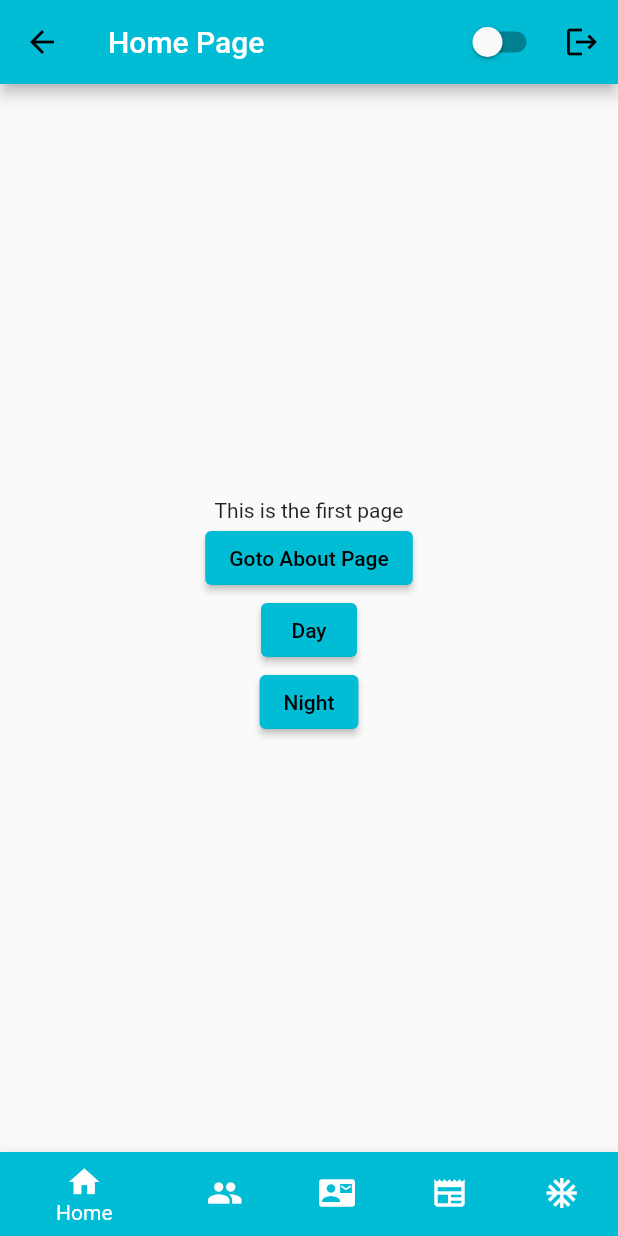
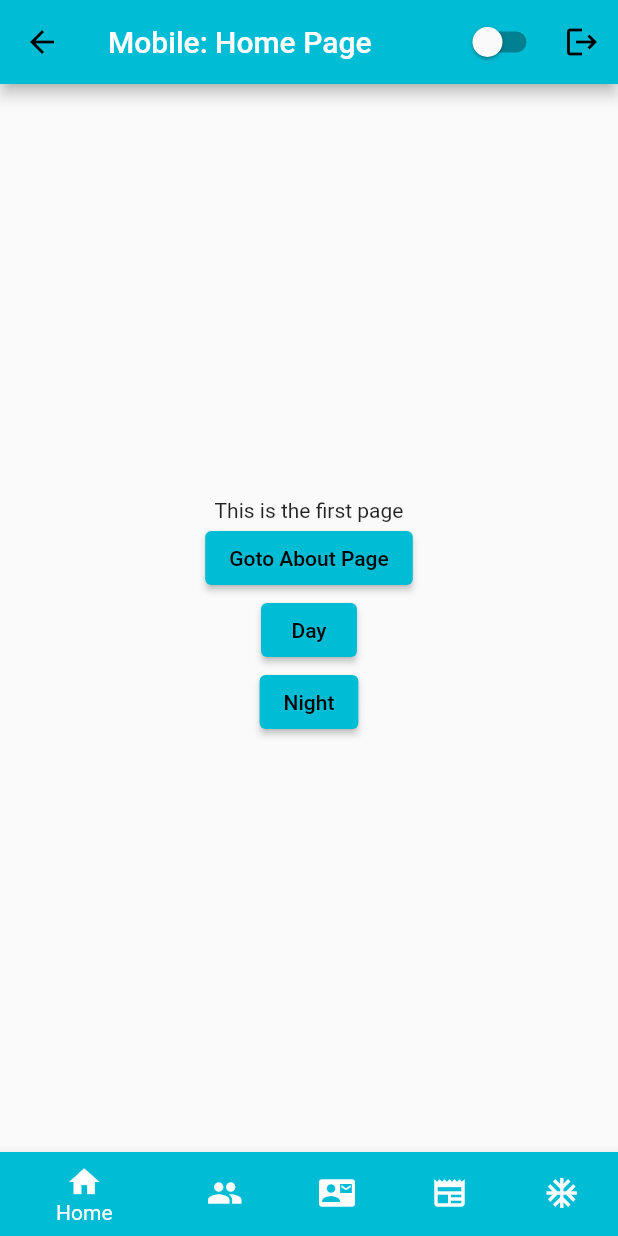
Before and after one commit to imshibaji/flutter_clean_architecture, a Flutter app: the Home screen opened directly with empty values, after a tap on "Goto About Page", after a tap on "Welcome", after a tap on "Goto Home Page", on a phone screen of 412 x 824 dp. Run offline on Flutter 3.47's test engine with Material 2 defaults, Android fonts, the phone set to English and light mode, and no system bars; our stand-ins replace dio, shared_preferences; accounts and stored records are empty.

Commit message:
Display Manager Added for Responsive Design

```diff
--- /dev/null
+++ b/lib/core/classes/display_manager.dart
@@ -0,0 +1,47 @@
+import 'package:flutter/material.dart';
+
+// ignore: must_be_immutable
+class Display extends StatelessWidget {
+  String title;
+  Color? headerColor;
+
+  Widget xs;
+  Widget? xxl, xl, lg, md, sm;
+
+  Display({
+    Key? key,
+    required this.title,
+    required this.xs,
+    this.sm,
+    this.md,
+    this.lg,
+    this.xl,
+    this.xxl,
+    this.headerColor,
+  }) : super(key: key);
+
+  @override
+  Widget build(BuildContext context) {
+    Size size = MediaQuery.of(context).size;
+    // log(size.width.toString());
+
+    double width = size.width;
+    return Title(
+      color: headerColor ?? Theme.of(context).primaryColor,
+      title: title,
+      child: Container(
+        child: (width > 1400 && xxl != null)
+            ? xxl
+            : (width > 1200 && xl != null)
+                ? xl
+                : (width > 992 && lg != null)
+                    ? lg
+                    : (width > 768 && md != null)
+                        ? md
+                        : (width > 576 && sm != null)
+                            ? sm
+                            : xs,
+      ),
+    );
+  }
+}
--- a/lib/features/main_app/Screens/desktop/home.dart
+++ b/lib/features/main_app/Screens/desktop/home.dart
@@ -16,7 +16,7 @@ class _HomeState extends State<Home> {
   Widget build(BuildContext context) {
     return Scaffold(
       appBar: AppBar(
-        title: Text(widget.title!),
+        title: Text("Desktop: " + widget.title!),
         actions: const [DayNightSwitch(), MenuButtons()],
       ),
       body: SizedBox(
--- a/lib/features/main_app/Screens/mobile/home.dart
+++ b/lib/features/main_app/Screens/mobile/home.dart
@@ -28,7 +28,7 @@ class _HomeState extends State<Home> {
     var tm = context.read<ThemeProvider>();
     return Scaffold(
       appBar: AppBar(
-        title: Text(widget.title!),
+        title: Text("Mobile: " + widget.title!),
         actions: actionsMenu(context),
       ),
       body: SizedBox(
--- a/lib/features/main_app/Screens/tablet/home.dart
+++ b/lib/features/main_app/Screens/tablet/home.dart
@@ -18,7 +18,7 @@ class _HomeState extends State<Home> {
   Widget build(BuildContext context) {
     return Scaffold(
       appBar: AppBar(
-        title: Text(widget.title!),
+        title: Text("Tablet: " + widget.title!),
         actions: const [DayNightSwitch(), MenuButtons()],
       ),
       body: SizedBox(
--- a/lib/features/main_app/controllers/main/about_controller.dart
+++ b/lib/features/main_app/controllers/main/about_controller.dart
@@ -1,7 +1,8 @@
+import 'package:clean_archetructure/core/classes/display_manager.dart';
 import 'package:flutter/material.dart';
 
 import '../../Screens/mobile/about.dart' as mobile;
-import '../../Screens/tablet/about.dart' as laptop;
+import '../../Screens/tablet/about.dart' as tablet;
 import '../../Screens/desktop/about.dart' as desktop;
 
 class AboutController extends StatelessWidget {
@@ -10,20 +11,13 @@ class AboutController extends StatelessWidget {
 
   @override
   Widget build(BuildContext context) {
-    Size size = MediaQuery.of(context).size;
-    double width = size.width;
-    return Container(
-      child: width < 500
-          ? mobile.About(
-              title: _title,
-            )
-          : width < 1024
-              ? laptop.About(
-                  title: _title,
-                )
-              : desktop.About(
-                  title: _title,
-                ),
+    return Display(
+      title: _title,
+      xs: mobile.About(
+        title: _title,
+      ),
+      md: tablet.About(title: _title),
+      lg: desktop.About(title: _title),
     );
   }
 }
--- a/lib/features/main_app/controllers/main/home_controller.dart
+++ b/lib/features/main_app/controllers/main/home_controller.dart
@@ -1,3 +1,4 @@
+import 'package:clean_archetructure/core/classes/display_manager.dart';
 import 'package:clean_archetructure/core/helpers/login_helper.dart';
 import 'package:flutter/material.dart';
 
@@ -13,23 +14,11 @@ class HomeController extends StatelessWidget {
   Widget build(BuildContext context) {
     checkLogin(context);
 
-    Size size = MediaQuery.of(context).size;
-    // log(size.width.toString());
-
-    double width = size.width;
-
-    return Container(
-      child: width < 500
-          ? mobile.Home(
-              title: _title,
-            )
-          : width < 1024
-              ? tablet.Home(
-                  title: _title,
-                )
-              : desktop.Home(
-                  title: _title,
-                ),
+    return Display(
+      title: _title,
+      xs: mobile.Home(title: _title),
+      md: tablet.Home(title: _title),
+      lg: desktop.Home(title: _title),
     );
   }
 }
```
Also changed, not shown: lib/features/main_app/controllers/main/contact_controller.dart (+8 -14 lines), lib/features/main_app/controllers/main/news_controller.dart (+6 -7 lines).
